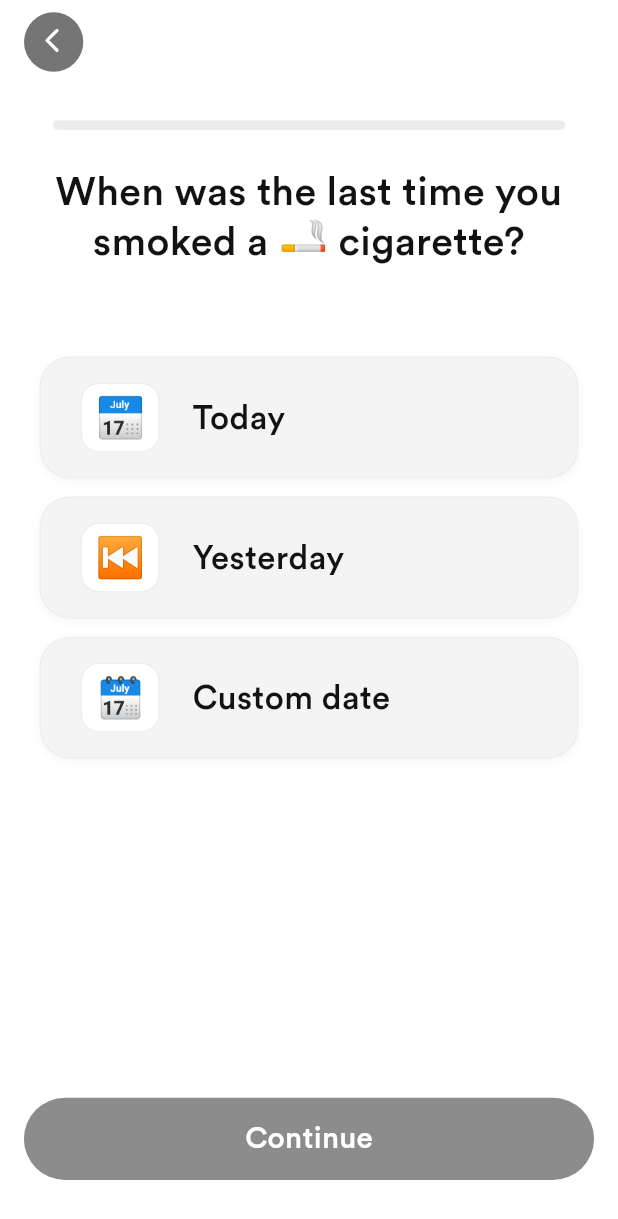
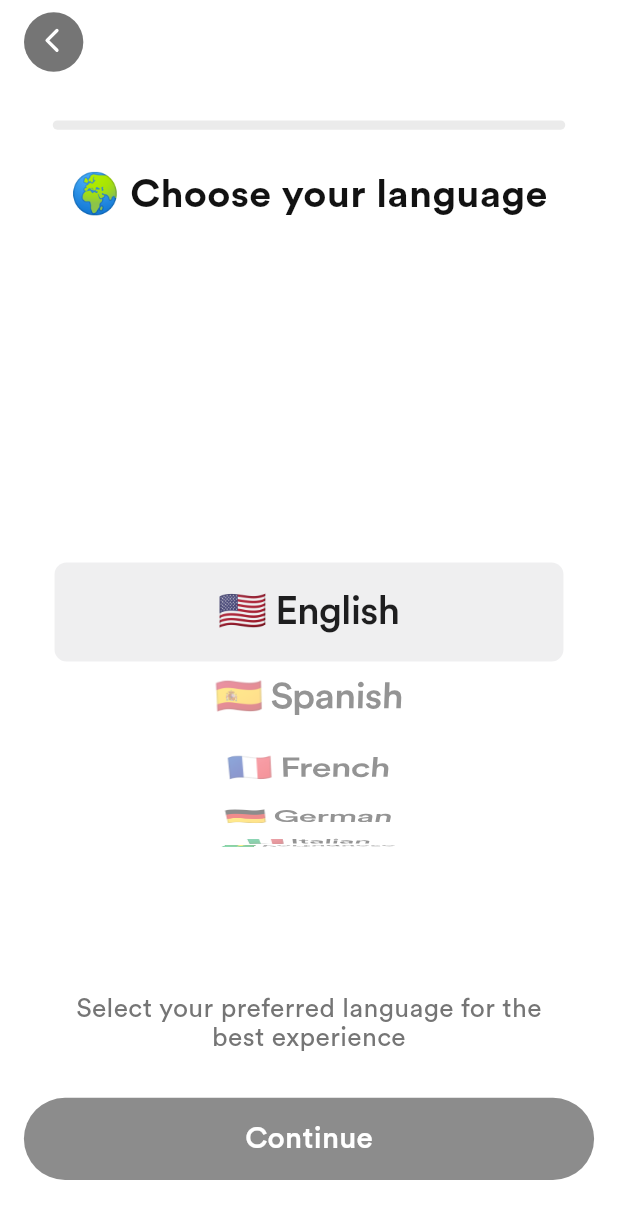
Before and after one commit to ramin443/nicotrack, a Flutter app: the OnboardingMainSlider screen opened directly, after a tap on "Continue", on a phone screen of 412 x 824 dp. Shown: the top 1219 px of the screen. Run offline on Flutter 3.47's test engine with Material 3 defaults, Android fonts, the phone set to English and light mode, and no system bars; drawn by our look-alikes of auto_size_text; our stand-ins replace animated_flip_counter, cloud_firestore, confetti, device_info_plus, dotted_line, emoji_picker_flutter and 17 more; missing offline and left inert: flutter_emoji; accounts and stored records are empty; generated files the repository leaves out were written again; statements that could not run were skipped; project files that could hold a hidden picture were left out.

Commit message:
A language selection added to the onboarding screen at the start.

```diff
--- a/lib/getx-controllers/onboarding-controller.dart
+++ b/lib/getx-controllers/onboarding-controller.dart
@@ -2,6 +2,7 @@ import 'package:flutter/cupertino.dart';
 import 'package:get/get.dart';
 import 'package:intl/intl.dart';
 import 'package:nicotrack/extensions/app_localizations_extension.dart';
+import 'package:nicotrack/initial/onboarding-questions/question-pages/choose-language.dart';
 import 'package:nicotrack/initial/onboarding-questions/question-pages/cost-of-pack.dart';
 import 'package:nicotrack/initial/onboarding-questions/question-pages/last-smoke.dart';
 import 'package:nicotrack/initial/onboarding-questions/question-pages/smoke-frequency.dart';
@@ -26,6 +27,7 @@ import 'package:nicotrack/getx-controllers/app-preferences-controller.dart';
 
 class OnboardingController extends GetxController {
   List<Widget> pages = [
+    ChooseLanguage(),
     LastSmoked(),
     SmokeFrequency(),
     CostofPack(),
@@ -93,7 +95,35 @@ class OnboardingController extends GetxController {
     ];
   }
 
-  //Page 7 variables - Cigarette frequency
+  //Page 0 variables - Language selection
+  int selectedLanguageIndex = 0;
+  late FixedExtentScrollController languageController;
+
+  final List<Map<String, String>> supportedLanguages = [
+    {'code': 'en', 'name': 'English', 'flag': '🇺🇸'},
+    {'code': 'es', 'name': 'Spanish', 'flag': '🇪🇸'},
+    {'code': 'fr', 'name': 'French', 'flag': '🇫🇷'},
+    {'code': 'de', 'name': 'German', 'flag': '🇩🇪'},
+    {'code': 'it', 'name': 'Italian', 'flag': '🇮🇹'},
+    {'code': 'pt', 'name': 'Portuguese', 'flag': '🇧🇷'},
+    {'code': 'zh', 'name': 'Chinese', 'flag': '🇨🇳'},
+    {'code': 'ja', 'name': 'Japanese', 'flag': '🇯🇵'},
+    {'code': 'ko', 'name': 'Korean', 'flag': '🇰🇷'},
+    {'code': 'hi', 'name': 'Hindi', 'flag': '🇮🇳'},
+    {'code': 'nl', 'name': 'Dutch', 'flag': '🇳🇱'},
+    {'code': 'ar', 'name': 'Arabic', 'flag': '🇸🇦'},
+    {'code': 'cs', 'name': 'Czech', 'flag': '🇨🇿'},
+    {'code': 'el', 'name': 'Greek', 'flag': '🇬🇷'},
+    {'code': 'he', 'name': 'Hebrew', 'flag': '🇮🇱'},
+    {'code': 'hu', 'name': 'Hungarian', 'flag': '🇭🇺'},
+    {'code': 'id', 'name': 'Indonesian', 'flag': '🇮🇩'},
+    {'code': 'pl', 'name': 'Polish', 'flag': '🇵🇱'},
+    {'code': 'ro', 'name': 'Romanian', 'flag': '🇷🇴'},
+    {'code': 'ru', 'name': 'Russian', 'flag': '🇷🇺'},
+    {'code': 'tr', 'name': 'Turkish', 'flag': '🇹🇷'},
+  ];
+
+  //Page 8 variables - Help needed
   List<int> selectedHelpIndex = [];
 
   // Dynamic method to build help pairs with localization
@@ -113,6 +143,13 @@ class OnboardingController extends GetxController {
   int selectedLastSmokeOption = -1; // 0: Today, 1: Yesterday, 2: Custom
   DateTime selectedCustomDate = DateTime.now();
 
+  @override
+  void onInit() {
+    super.onInit();
+    // Initialize language controller
+    languageController = FixedExtentScrollController(initialItem: selectedLanguageIndex);
+  }
+
 
 
   void goToNextPage(int page) {
@@ -121,10 +158,21 @@ class OnboardingController extends GetxController {
   }
 
   void nextPage() {
+    // Handle language selection on page 0
+    if (currentPage == 0) {
+      // Save the selected language
+      final selectedLanguage = supportedLanguages[selectedLanguageIndex];
+      final appPrefsController = Get.find<AppPreferencesController>();
+      appPrefsController.updateLanguage(
+        selectedLanguage['code']!,
+        selectedLanguage['name']!,
+      );
+    }
+
     // Move to the next page
     if (currentPage < pages.length - 1) {
       // Log onboarding step completed
-      final stepNames = ["last_smoke_date", "cigarettes_per_day", "cost_per_pack", "pack_contents", "motivation", "crave_situations", "help_needed", "user_name"];
+      final stepNames = ["language_selection", "last_smoke_date", "cigarettes_per_day", "cost_per_pack", "pack_contents", "motivation", "crave_situations", "help_needed", "user_name"];
       if (currentPage < stepNames.length) {
         FirebaseService().logOnboardingStepCompleted(
           stepNumber: currentPage + 1,
@@ -1162,48 +1210,51 @@ class OnboardingController extends GetxController {
   void getCurrentPageStatus() {
     switch (currentPage) {
       case 0:
+        // Language selection - always enabled since it has a default selection
+        currentPageDoneStatus = true;
+      case 1:
         if (selectedLastSmokeOption != -1 && onboardingFilledData.lastSmokedDate != "") {
           currentPageDoneStatus = true;
         } else {
           currentPageDoneStatus = false;
         }
-      case 1:
+      case 2:
         if (onboardingFilledData.cigarettesPerDay != -1) {
           currentPageDoneStatus = true;
         } else {
           currentPageDoneStatus = false;
         }
-      case 2:
+      case 3:
         if (onboardingFilledData.costOfAPack != "") {
           currentPageDoneStatus = true;
         } else {
           currentPageDoneStatus = false;
         }
-      case 3:
+      case 4:
         if (onboardingFilledData.numberOfCigarettesIn1Pack != -1) {
           currentPageDoneStatus = true;
         } else {
           currentPageDoneStatus = false;
         }
-      case 4:
+      case 5:
         if (onboardingFilledData.biggestMotivation.isNotEmpty) {
           currentPageDoneStatus = true;
         } else {
           currentPageDoneStatus = false;
         }
-      case 5:
+      case 6:
         if (onboardingFilledData.craveSituations.isNotEmpty) {
           currentPageDoneStatus = true;
         } else {
           currentPageDoneStatus = false;
         }
-      case 6:
+      case 7:
         if (onboardingFilledData.helpNeeded.isNotEmpty) {
           currentPageDoneStatus = true;
         } else {
           currentPageDoneStatus = false;
         }
-      case 7:
+      case 8:
         if (onboardingFilledData.name != "") {
           currentPageDoneStatus = true;
         } else {
--- /dev/null
+++ b/lib/initial/onboarding-questions/question-pages/choose-language.dart
@@ -0,0 +1,100 @@
+import 'package:flutter/cupertino.dart';
+import 'package:flutter/material.dart';
+import 'package:flutter_screenutil/flutter_screenutil.dart';
+import 'package:get/get.dart';
+import 'package:nicotrack/constants/color-constants.dart';
+import 'package:nicotrack/constants/font-constants.dart';
+import 'package:nicotrack/screens/elements/textAutoSize.dart';
+import 'package:nicotrack/getx-controllers/onboarding-controller.dart';
+
+class ChooseLanguage extends StatefulWidget {
+  const ChooseLanguage({super.key});
+
+  @override
+  State<ChooseLanguage> createState() => _ChooseLanguageState();
+}
+
+class _ChooseLanguageState extends State<ChooseLanguage> {
+  @override
+  Widget build(BuildContext context) {
+    return GetBuilder<OnboardingController>(
+        init: OnboardingController(),
+        builder: (onboardingController) {
+          return Column(
+            mainAxisAlignment: MainAxisAlignment.start,
+            crossAxisAlignment: CrossAxisAlignment.center,
+            children: [
+              SizedBox(
+                height: 26.h,
+              ),
+              SizedBox(
+                width: 340.w,
+                child: TextAutoSize(
+                  "🌍 Choose your language ",
+                  // Static text since this is before language selection
+                  textAlign: TextAlign.center,
+                  style: TextStyle(
+                      height: 1.2,
+                      fontSize: 24.sp,
+                      fontFamily: circularBold,
+                      color: nicotrackBlack1),
+                ),
+              ),
+              SizedBox(
+                height: 32.h,
+              ),
+              Container(
+                height: 420.w,
+                width: double.infinity,
+                margin: EdgeInsets.symmetric(horizontal: 24.w),
+                decoration: BoxDecoration(
+                  color: Colors.transparent,
+                  borderRadius: BorderRadius.circular(20.r),
+                  border: Border.all(color: Colors.transparent, width: 1),
+                ),
+                child: CupertinoPicker(
+                  scrollController: onboardingController.languageController,
+                  itemExtent: 60.w,
+                  onSelectedItemChanged: (index) {
+                    onboardingController.selectedLanguageIndex = index;
+                    onboardingController.getCurrentPageStatus();
+                  },
+                  children:
+                      onboardingController.supportedLanguages.map((language) {
+                    return Center(
+                      child: TextAutoSize(
+                        '${language['flag']} ${language['name']}',
+                        style: TextStyle(
+                          fontSize: 24.sp,
+                          fontFamily: circularMedium,
+                          color: nicotrackBlack1,
+                        ),
+                      ),
+                    );
+                  }).toList(),
+                ),
+              ),
+              SizedBox(
+                height: 24.h,
+              ),
+              Padding(
+                  padding: EdgeInsets.symmetric(horizontal: 24.w),
+                  child: SizedBox(
+                    width: 300.w,
+                    child: TextAutoSize(
+                      "Select your preferred language for the best experience",
+                      // Static text
+                      textAlign: TextAlign.center,
+                      style: TextStyle(
+                        height: 1.1,
+                        fontSize: 16.sp,
+                        fontFamily: circularBook,
+                        color: Colors.grey[600],
+                      ),
+                    ),
+                  )),
+            ],
+          );
+        });
+  }
+}
```
